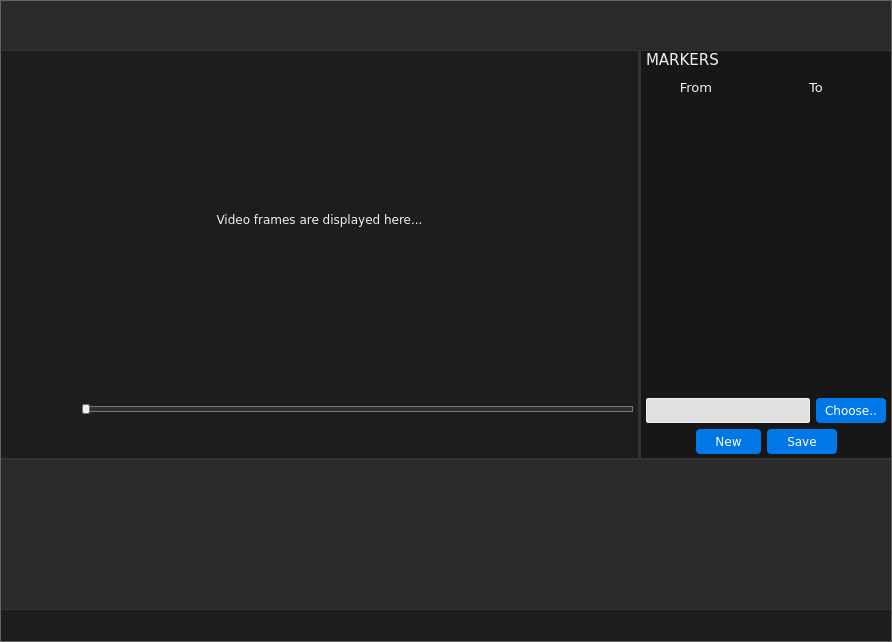
LucaGallinari/ScenesManager, file mainwindow.ui: the form before one commit.
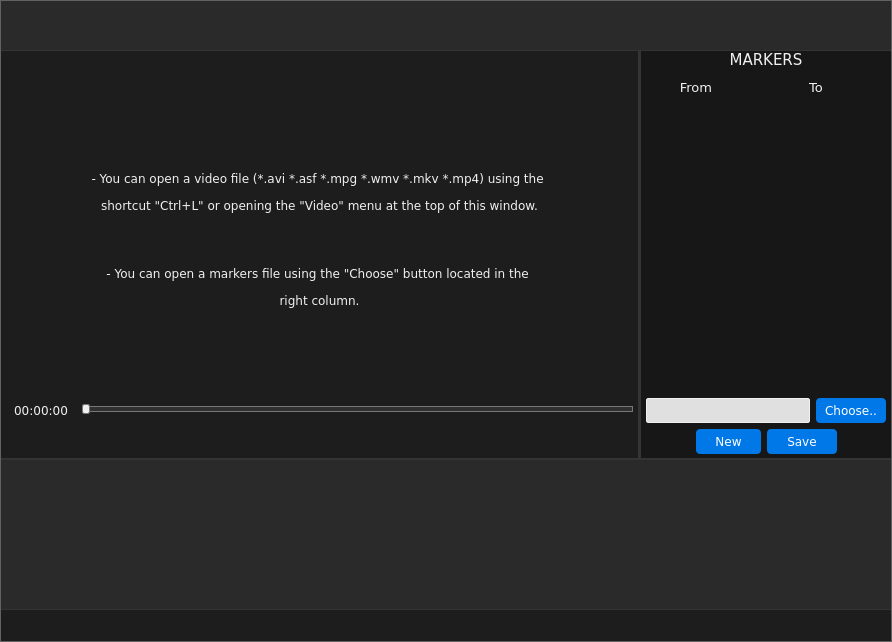
The form after the commit. Icons and pictures are not drawn.

```diff
--- a/mainwindow.ui
+++ b/mainwindow.ui
@@ -360,7 +360,13 @@
                </sizepolicy>
               </property>
               <property name="text">
-               <string>Video frames are displayed here...</string>
+               <string>&lt;html&gt;&lt;head/&gt;&lt;body&gt;&lt;p align=&quot;center&quot;&gt;&lt;img src=&quot;:/brands/shotmanager.png&quot;/&gt;&lt;/p&gt;&lt;p align=&quot;center&quot;&gt;&lt;br/&gt;&lt;/p&gt;&lt;p align=&quot;center&quot;&gt;&lt;span style=&quot; font-size:9pt;&quot;&gt;- You can open a video file (*.avi *.asf *.mpg *.wmv *.mkv *.mp4) using the &lt;/span&gt;&lt;/p&gt;&lt;p align=&quot;center&quot;&gt;&lt;span style=&quot; font-size:9pt;&quot;&gt;shortcut &amp;quot;Ctrl+L&amp;quot; or opening the &amp;quot;Video&amp;quot; menu at the top of this window.&lt;/span&gt;&lt;/p&gt;&lt;p align=&quot;center&quot;&gt;&lt;br/&gt;&lt;/p&gt;&lt;p align=&quot;center&quot;&gt;&lt;span style=&quot; font-size:9pt;&quot;&gt;- You can open a markers file using the &amp;quot;Choose&amp;quot; button located in the &lt;/span&gt;&lt;/p&gt;&lt;p align=&quot;center&quot;&gt;&lt;span style=&quot; font-size:9pt;&quot;&gt;right column.&lt;/span&gt;&lt;/p&gt;&lt;/body&gt;&lt;/html&gt;</string>
+              </property>
+              <property name="textFormat">
+               <enum>Qt::RichText</enum>
+              </property>
+              <property name="pixmap">
+               <pixmap resource="resource.qrc">:/brands/shotmanager.png</pixmap>
               </property>
               <property name="alignment">
                <set>Qt::AlignCenter</set>
@@ -423,7 +429,7 @@
                     </size>
                    </property>
                    <property name="text">
-                    <string/>
+                    <string>00:00:00</string>
                    </property>
                    <property name="alignment">
                     <set>Qt::AlignCenter</set>
@@ -739,6 +745,9 @@
               <property name="text">
                <string>MARKERS</string>
               </property>
+              <property name="alignment">
+               <set>Qt::AlignCenter</set>
+              </property>
              </widget>
             </item>
             <item>
```
Left out of the diff: 2 changed lines with no effect on the pictures.
